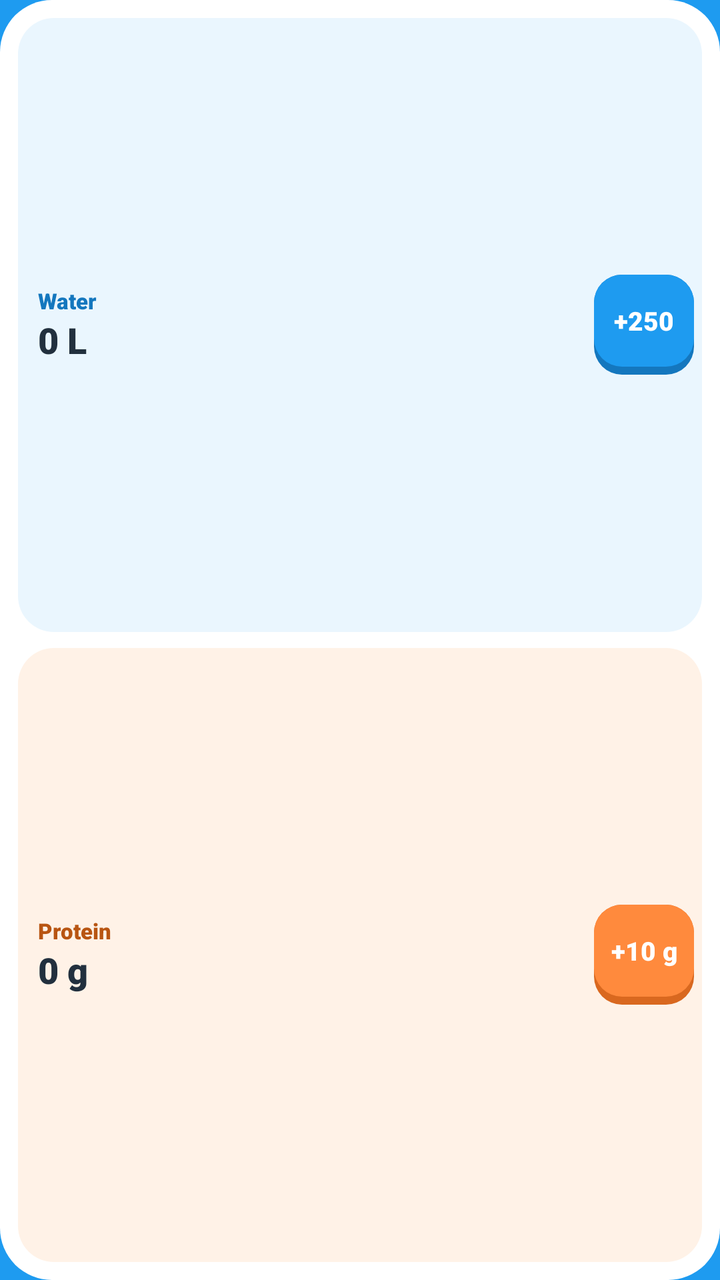
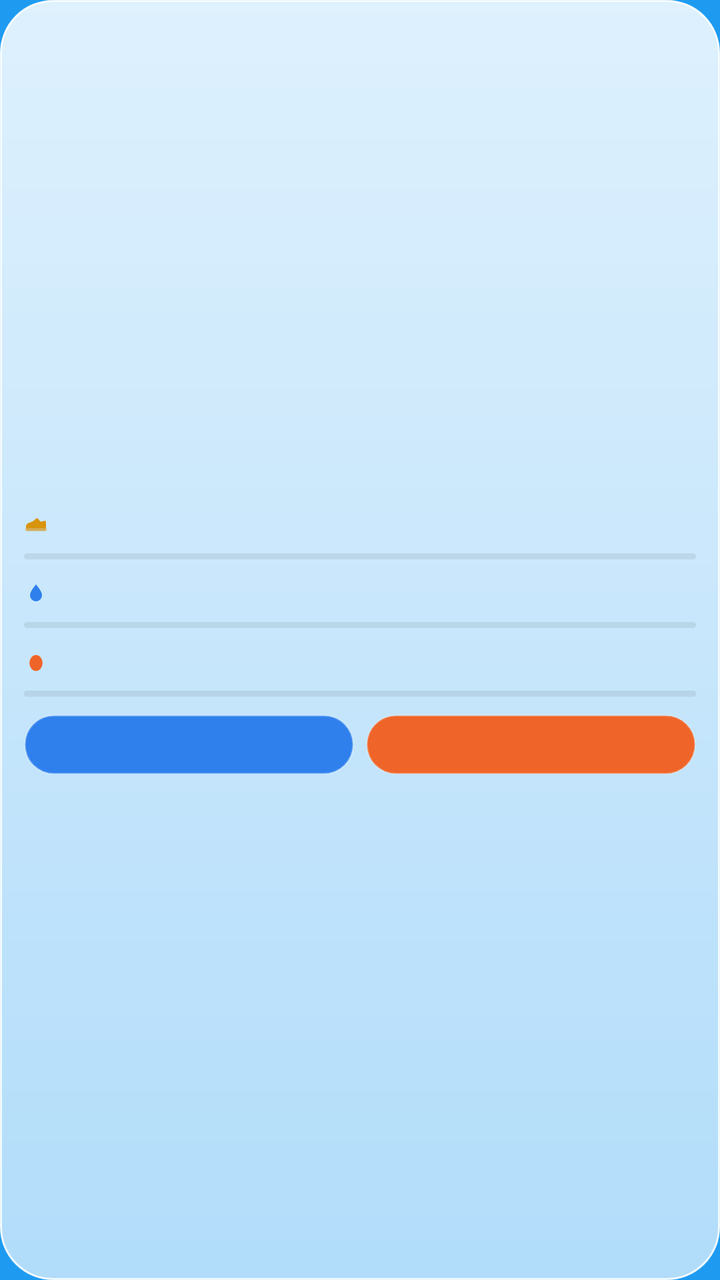

An Android layout rendered at two revisions. The XML below is the earlier revision; the diff shows what the commit changed to produce the second picture.
<!-- AndroidManifest.xml: application theme Theme.SipScoop -->
<!-- res/layout/widget_compact.xml -->
<?xml version="1.0" encoding="utf-8"?>
<FrameLayout xmlns:android="http://schemas.android.com/apk/res/android"
    android:id="@+id/widget_root"
    android:layout_width="match_parent"
    android:layout_height="match_parent">

<LinearLayout
    android:id="@+id/normal_group"
    android:layout_width="match_parent"
    android:layout_height="match_parent"
    android:background="@drawable/widget_bg"
    android:orientation="vertical"
    android:padding="9dp">

    <LinearLayout
        android:layout_width="match_parent"
        android:layout_height="0dp"
        android:layout_marginBottom="4dp"
        android:layout_weight="1"
        android:background="@drawable/widget_card_water"
        android:gravity="center_vertical"
        android:orientation="horizontal"
        android:paddingStart="10dp"
        android:paddingEnd="4dp">

        <LinearLayout
            android:layout_width="0dp"
            android:layout_height="wrap_content"
            android:layout_weight="1"
            android:orientation="vertical">

            <TextView
                android:layout_width="wrap_content"
                android:layout_height="wrap_content"
                android:fontFamily="sans-serif-black"
                android:text="@string/water"
                android:textColor="@color/blue_text"
                android:textSize="11sp" />

            <TextView
                android:id="@+id/water_value"
                android:layout_width="wrap_content"
                android:layout_height="wrap_content"
                android:fontFamily="sans-serif-black"
                android:maxLines="1"
                android:text="0 L"
                android:textColor="@color/ink"
                android:textSize="18sp" />
        </LinearLayout>

        <TextView
            android:id="@+id/water_add"
            android:layout_width="50dp"
            android:layout_height="50dp"
            android:background="@drawable/widget_btn_water"
            android:fontFamily="sans-serif-black"
            android:gravity="center"
            android:paddingBottom="4dp"
            android:text="+250"
            android:textColor="#FFFFFF"
            android:textSize="13sp" />
    </LinearLayout>

    <LinearLayout
        android:layout_width="match_parent"
        android:layout_height="0dp"
        android:layout_marginTop="4dp"
        android:layout_weight="1"
        android:background="@drawable/widget_card_protein"
        android:gravity="center_vertical"
        android:orientation="horizontal"
        android:paddingStart="10dp"
        android:paddingEnd="4dp">

        <LinearLayout
            android:layout_width="0dp"
            android:layout_height="wrap_content"
            android:layout_weight="1"
            android:orientation="vertical">

            <TextView
                android:layout_width="wrap_content"
                android:layout_height="wrap_content"
                android:fontFamily="sans-serif-black"
                android:text="@string/protein"
                android:textColor="@color/orange_text"
                android:textSize="11sp" />

            <TextView
                android:id="@+id/protein_value"
                android:layout_width="wrap_content"
                android:layout_height="wrap_content"
                android:fontFamily="sans-serif-black"
                android:maxLines="1"
                android:text="0 g"
                android:textColor="@color/ink"
                android:textSize="18sp" />
        </LinearLayout>

        <TextView
            android:id="@+id/protein_add"
            android:layout_width="50dp"
            android:layout_height="50dp"
            android:background="@drawable/widget_btn_protein"
            android:fontFamily="sans-serif-black"
            android:gravity="center"
            android:paddingBottom="4dp"
            android:text="+10 g"
            android:textColor="#FFFFFF"
            android:textSize="13sp" />
    </LinearLayout>
</LinearLayout>

    <LinearLayout
        android:id="@+id/done_group"
        android:layout_width="match_parent"
        android:layout_height="match_parent"
        android:background="@drawable/widget_bg_done"
        android:gravity="center"
        android:orientation="vertical"
        android:padding="10dp"
        android:visibility="gone">

        <ImageView
            android:layout_width="78dp"
            android:layout_height="72dp"
            android:contentDescription="@null"
            android:src="@drawable/widget_mascots" />

        <TextView
            android:layout_width="wrap_content"
            android:layout_height="wrap_content"
            android:layout_marginTop="4dp"
            android:fontFamily="sans-serif-black"
            android:gravity="center"
            android:text="@string/widget_done_short"
            android:textColor="@color/ink"
            android:textSize="15sp" />

        <TextView
            android:layout_width="wrap_content"
            android:layout_height="wrap_content"
            android:text="@string/widget_done_sub"
            android:textColor="@color/green_text"
            android:textSize="12sp"
            android:textStyle="bold" />
    </LinearLayout>
</FrameLayout>
<!-- resources referenced by this layout -->
<resources>
  <color name="blue_text">#1477BE</color>
  <color name="green_text">#2F7A1E</color>
  <color name="ink">#22303E</color>
  <color name="orange_text">#B85512</color>
  <!-- drawable widget_bg (drawable) -->
  <?xml version="1.0" encoding="utf-8"?>
  <shape xmlns:android="http://schemas.android.com/apk/res/android" android:shape="rectangle">
      <corners android:radius="26dp" />
      <solid android:color="@color/widget_surface" />
  </shape>
  <!-- drawable widget_bg_done (drawable) -->
  <?xml version="1.0" encoding="utf-8"?>
  <shape xmlns:android="http://schemas.android.com/apk/res/android" android:shape="rectangle">
      <corners android:radius="26dp" />
      <solid android:color="@color/widget_surface" />
      <stroke android:width="2dp" android:color="@color/widget_done_line" />
  </shape>
  <!-- drawable widget_btn_protein (drawable) -->
  <?xml version="1.0" encoding="utf-8"?>
  <selector xmlns:android="http://schemas.android.com/apk/res/android">
      <item android:state_pressed="true">
          <layer-list>
              <item android:top="3dp">
                  <shape android:shape="rectangle"><corners android:radius="14dp" /><solid android:color="@color/widget_protein_edge" /></shape>
              </item>
              <item android:top="3dp" android:bottom="1dp">
                  <shape android:shape="rectangle"><corners android:radius="14dp" /><solid android:color="#FF8A3D" /></shape>
              </item>
          </layer-list>
      </item>
      <item>
          <layer-list>
              <item>
                  <shape android:shape="rectangle"><corners android:radius="14dp" /><solid android:color="@color/widget_protein_edge" /></shape>
              </item>
              <item android:bottom="4dp">
                  <shape android:shape="rectangle"><corners android:radius="14dp" /><solid android:color="#FF8A3D" /></shape>
              </item>
          </layer-list>
      </item>
  </selector>
  <!-- drawable widget_btn_water (drawable) -->
  <?xml version="1.0" encoding="utf-8"?>
  <selector xmlns:android="http://schemas.android.com/apk/res/android">
      <item android:state_pressed="true">
          <layer-list>
              <item android:top="3dp">
                  <shape android:shape="rectangle"><corners android:radius="14dp" /><solid android:color="@color/widget_water_edge" /></shape>
              </item>
              <item android:top="3dp" android:bottom="1dp">
                  <shape android:shape="rectangle"><corners android:radius="14dp" /><solid android:color="#1E9BF0" /></shape>
              </item>
          </layer-list>
      </item>
      <item>
          <layer-list>
              <item>
                  <shape android:shape="rectangle"><corners android:radius="14dp" /><solid android:color="@color/widget_water_edge" /></shape>
              </item>
              <item android:bottom="4dp">
                  <shape android:shape="rectangle"><corners android:radius="14dp" /><solid android:color="#1E9BF0" /></shape>
              </item>
          </layer-list>
      </item>
  </selector>
  <!-- drawable widget_card_protein (drawable) -->
  <?xml version="1.0" encoding="utf-8"?>
  <shape xmlns:android="http://schemas.android.com/apk/res/android" android:shape="rectangle">
      <corners android:radius="18dp" />
      <solid android:color="@color/widget_protein_card" />
  </shape>
  <!-- drawable widget_card_water (drawable) -->
  <?xml version="1.0" encoding="utf-8"?>
  <shape xmlns:android="http://schemas.android.com/apk/res/android" android:shape="rectangle">
      <corners android:radius="18dp" />
      <solid android:color="@color/widget_water_card" />
  </shape>
  <!-- drawable widget_mascots (drawable) -->
  <?xml version="1.0" encoding="utf-8"?>
  <vector xmlns:android="http://schemas.android.com/apk/res/android"
      android:width="104dp"
      android:height="96dp"
      android:viewportWidth="344"
      android:viewportHeight="366">
      <group android:translateX="-100" android:translateY="-56">
          <path android:fillColor="#1E9BF0" android:pathData="M226,66 C226,66 112,200 112,292 A114,114 0 0,0 340,292 C340,200 226,66 226,66 Z" />
          <path android:strokeColor="#17324D" android:strokeWidth="12" android:strokeLineCap="round" android:pathData="M178,282 Q192,264 206,282 M248,282 Q262,264 276,282" />
          <path android:fillColor="#17324D" android:pathData="M198,310 Q227,350 256,310 Z" />
          <path android:fillColor="#FFB3C1" android:pathData="M150,314 a14,8 0 1,0 28,0 a14,8 0 1,0 -28,0 M276,314 a14,8 0 1,0 28,0 a14,8 0 1,0 -28,0" />
          <path android:fillColor="#FF8A3D" android:strokeColor="@color/widget_surface" android:strokeWidth="12" android:pathData="M384,282 C356,282 336,332 336,364 A48,48 0 0,0 432,364 C432,332 412,282 384,282 Z" />
          <path android:strokeColor="#17324D" android:strokeWidth="6" android:strokeLineCap="round" android:pathData="M362,350 Q370,340 378,350 M390,350 Q398,340 406,350 M372,368 Q384,382 396,368" />
      </group>
  </vector>
  <string name="protein">Protein</string>
  <string name="water">Water</string>
  <string name="widget_done_short">Goals done today!</string>
  <string name="widget_done_sub">See you tomorrow</string>
  <color name="widget_surface">#FFFFFF</color>
  <color name="widget_done_line">#BFE8B4</color>
  <color name="widget_protein_edge">#D9681F</color>
  <color name="widget_water_edge">#1477BE</color>
  <color name="widget_protein_card">#FFF2E7</color>
  <color name="widget_water_card">#EAF6FE</color>
  <!-- unchanged entries left out for length: 2 -->
</resources>

<!-- the commit's change to res/layout/widget_compact.xml (unified diff, before → after) -->
@@ -2,147 +2,207 @@
 <FrameLayout xmlns:android="http://schemas.android.com/apk/res/android"
     android:id="@+id/widget_root"
     android:layout_width="match_parent"
-    android:layout_height="match_parent">
-
-<LinearLayout
-    android:id="@+id/normal_group"
-    android:layout_width="match_parent"
     android:layout_height="match_parent"
-    android:background="@drawable/widget_bg"
-    android:orientation="vertical"
-    android:padding="9dp">
+    android:background="@drawable/widget_glass"
+    android:padding="12dp">
 
     <LinearLayout
+        android:id="@+id/normal_group"
         android:layout_width="match_parent"
-        android:layout_height="0dp"
-        android:layout_marginBottom="4dp"
-        android:layout_weight="1"
-        android:background="@drawable/widget_card_water"
+        android:layout_height="match_parent"
         android:gravity="center_vertical"
-        android:orientation="horizontal"
-        android:paddingStart="10dp"
-        android:paddingEnd="4dp">
-
-        <LinearLayout
-            android:layout_width="0dp"
-            android:layout_height="wrap_content"
-            android:layout_weight="1"
-            android:orientation="vertical">
-
-            <TextView
-                android:layout_width="wrap_content"
-                android:layout_height="wrap_content"
-                android:fontFamily="sans-serif-black"
-                android:text="@string/water"
-                android:textColor="@color/blue_text"
+        android:orientation="vertical">
+
+        <LinearLayout
+            android:layout_width="match_parent"
+            android:layout_height="wrap_content"
+            android:gravity="center_vertical"
+            android:orientation="horizontal">
+
+            <ImageView
+                android:layout_width="12dp"
+                android:layout_height="12dp"
+                android:layout_marginEnd="5dp"
+                android:src="@drawable/widget_ic_shoe" />
+
+            <TextView
+                android:id="@+id/steps_value"
+                android:layout_width="wrap_content"
+                android:layout_height="wrap_content"
+                android:fontFamily="sans-serif-medium"
+                android:maxLines="1"
+                android:textColor="@color/widget_ink"
+                android:textSize="15sp"
+                android:textStyle="bold" />
+
+            <TextView
+                android:id="@+id/steps_goal"
+                android:layout_width="wrap_content"
+                android:layout_height="wrap_content"
+                android:layout_marginStart="4dp"
+                android:maxLines="1"
+                android:textColor="@color/widget_faint"
                 android:textSize="11sp" />
+        </LinearLayout>
+
+        <ProgressBar
+            android:id="@+id/steps_bar"
+            style="@android:style/Widget.ProgressBar.Horizontal"
+            android:layout_width="match_parent"
+            android:layout_height="3dp"
+            android:layout_marginTop="4dp"
+            android:layout_marginBottom="7dp"
+            android:max="100"
+            android:progressDrawable="@drawable/widget_bar_steps" />
+
+        <LinearLayout
+            android:layout_width="match_parent"
+            android:layout_height="wrap_content"
+            android:gravity="center_vertical"
+            android:orientation="horizontal">
+
+            <ImageView
+                android:layout_width="12dp"
+                android:layout_height="12dp"
+                android:layout_marginEnd="5dp"
+                android:src="@drawable/widget_ic_drop" />
 
             <TextView
                 android:id="@+id/water_value"
                 android:layout_width="wrap_content"
                 android:layout_height="wrap_content"
-                android:fontFamily="sans-serif-black"
-                android:maxLines="1"
-                android:text="0 L"
-                android:textColor="@color/ink"
-                android:textSize="18sp" />
-        </LinearLayout>
-
-        <TextView
-            android:id="@+id/water_add"
-            android:layout_width="50dp"
-            android:layout_height="50dp"
-            android:background="@drawable/widget_btn_water"
-            android:fontFamily="sans-serif-black"
-            android:gravity="center"
-            android:paddingBottom="4dp"
-            android:text="+250"
-            android:textColor="#FFFFFF"
-            android:textSize="13sp" />
+                android:fontFamily="sans-serif-medium"
+                android:maxLines="1"
+                android:textColor="@color/widget_ink"
+                android:textSize="15sp"
+                android:textStyle="bold" />
+
+            <TextView
+                android:id="@+id/water_goal"
+                android:layout_width="wrap_content"
+                android:layout_height="wrap_content"
+                android:layout_marginStart="4dp"
+                android:maxLines="1"
+                android:textColor="@color/widget_faint"
+                android:textSize="11sp" />
+        </LinearLayout>
+
+        <ProgressBar
+            android:id="@+id/water_bar"
+            style="@android:style/Widget.ProgressBar.Horizontal"
+            android:layout_width="match_parent"
+            android:layout_height="3dp"
+            android:layout_marginTop="4dp"
+            android:layout_marginBottom="7dp"
+            android:max="100"
+            android:progressDrawable="@drawable/widget_bar_water" />
+
+        <LinearLayout
+            android:layout_width="match_parent"
+            android:layout_height="wrap_content"
+            android:gravity="center_vertical"
+            android:orientation="horizontal">
+
+            <ImageView
+                android:layout_width="12dp"
+                android:layout_height="12dp"
+                android:layout_marginEnd="5dp"
+                android:src="@drawable/widget_ic_egg" />
+
+            <TextView
+                android:id="@+id/protein_value"
+                android:layout_width="wrap_content"
+                android:layout_height="wrap_content"
+                android:fontFamily="sans-serif-medium"
+                android:maxLines="1"
+                android:textColor="@color/widget_ink"
+                android:textSize="15sp"
+                android:textStyle="bold" />
+
+            <TextView
+                android:id="@+id/protein_goal"
+                android:layout_width="wrap_content"
+                android:layout_height="wrap_content"
+                android:layout_marginStart="4dp"
+                android:maxLines="1"
+                android:textColor="@color/widget_faint"
+                android:textSize="11sp" />
+        </LinearLayout>
+
+        <ProgressBar
+            android:id="@+id/protein_bar"
+            style="@android:style/Widget.ProgressBar.Horizontal"
+            android:layout_width="match_parent"
+            android:layout_height="3dp"
+            android:layout_marginTop="4dp"
+            android:layout_marginBottom="7dp"
+            android:max="100"
+            android:progressDrawable="@drawable/widget_bar_protein" />
+
+        <LinearLayout
+            android:layout_width="match_parent"
+            android:layout_height="30dp"
+            android:layout_marginTop="2dp"
+            android:orientation="horizontal">
+
+            <TextView
+                android:id="@+id/water_add"
+                android:layout_width="0dp"
+                android:layout_height="match_parent"
+                android:layout_marginEnd="6dp"
+                android:layout_weight="1"
+                android:background="@drawable/widget_pill_water"
+                android:fontFamily="sans-serif-medium"
+                android:gravity="center"
+                android:maxLines="1"
+                android:textColor="#FFFFFF"
+                android:textSize="13sp" />
+
+            <TextView
+                android:id="@+id/protein_add"
+                android:layout_width="0dp"
+                android:layout_height="match_parent"
+                android:layout_weight="1"
+                android:background="@drawable/widget_pill_protein"
+                android:fontFamily="sans-serif-medium"
+                android:gravity="center"
+                android:maxLines="1"
+                android:textColor="#FFFFFF"
+                android:textSize="13sp" />
+        </LinearLayout>
     </LinearLayout>
-
-    <LinearLayout
-        android:layout_width="match_parent"
-        android:layout_height="0dp"
-        android:layout_marginTop="4dp"
-        android:layout_weight="1"
-        android:background="@drawable/widget_card_protein"
-        android:gravity="center_vertical"
-        android:orientation="horizontal"
-        android:paddingStart="10dp"
-        android:paddingEnd="4dp">
-
-        <LinearLayout
-            android:layout_width="0dp"
-            android:layout_height="wrap_content"
-            android:layout_weight="1"
-            android:orientation="vertical">
-
-            <TextView
-                android:layout_width="wrap_content"
-                android:layout_height="wrap_content"
-                android:fontFamily="sans-serif-black"
-                android:text="@string/protein"
-                android:textColor="@color/orange_text"
-                android:textSize="11sp" />
-
-            <TextView
-                android:id="@+id/protein_value"
-                android:layout_width="wrap_content"
-                android:layout_height="wrap_content"
-                android:fontFamily="sans-serif-black"
-                android:maxLines="1"
-                android:text="0 g"
-                android:textColor="@color/ink"
-                android:textSize="18sp" />
-        </LinearLayout>
-
-        <TextView
-            android:id="@+id/protein_add"
-            android:layout_width="50dp"
-            android:layout_height="50dp"
-            android:background="@drawable/widget_btn_protein"
-            android:fontFamily="sans-serif-black"
-            android:gravity="center"
-            android:paddingBottom="4dp"
-            android:text="+10 g"
-            android:textColor="#FFFFFF"
-            android:textSize="13sp" />
-    </LinearLayout>
-</LinearLayout>
 
     <LinearLayout
         android:id="@+id/done_group"
         android:layout_width="match_parent"
         android:layout_height="match_parent"
-        android:background="@drawable/widget_bg_done"
         android:gravity="center"
         android:orientation="vertical"
-        android:padding="10dp"
         android:visibility="gone">
 
         <ImageView
-            android:layout_width="78dp"
-            android:layout_height="72dp"
+            android:id="@+id/done_rings"
+            android:layout_width="64dp"
+            android:layout_height="64dp"
             android:contentDescription="@null"
-            android:src="@drawable/widget_mascots" />
+            android:src="@drawable/widget_rings_preview" />
 
         <TextView
             android:layout_width="wrap_content"
             android:layout_height="wrap_content"
-            android:layout_marginTop="4dp"
-            android:fontFamily="sans-serif-black"
-            android:gravity="center"
+            android:layout_marginTop="8dp"
+            android:fontFamily="sans-serif-medium"
             android:text="@string/widget_done_short"
-            android:textColor="@color/ink"
-            android:textSize="15sp" />
+            android:textColor="@color/widget_ink"
+            android:textSize="14sp"
+            android:textStyle="bold" />
 
         <TextView
+            android:id="@+id/done_streak"
             android:layout_width="wrap_content"
             android:layout_height="wrap_content"
-            android:text="@string/widget_done_sub"
-            android:textColor="@color/green_text"
-            android:textSize="12sp"
-            android:textStyle="bold" />
+            android:layout_marginTop="2dp"
+            android:textColor="@color/widget_muted"
+            android:textSize="11sp" />
     </LinearLayout>
 </FrameLayout>
<!-- resource entries referenced after the edit -->
@@ -1,108 +1,101 @@
 <!-- resources referenced by this layout -->
 <resources>
-  <color name="blue_text">#1477BE</color>
-  <color name="green_text">#2F7A1E</color>
-  <color name="ink">#22303E</color>
-  <color name="orange_text">#B85512</color>
-  <!-- drawable widget_bg (drawable) -->
+  <color name="widget_faint">#660F1318</color>
+  <color name="widget_ink">#0F1318</color>
+  <color name="widget_muted">#940F1318</color>
+  <!-- drawable widget_bar_protein (drawable) -->
+  <?xml version="1.0" encoding="utf-8"?>
+  <layer-list xmlns:android="http://schemas.android.com/apk/res/android">
+      <item android:id="@android:id/background">
+          <shape android:shape="rectangle"><corners android:radius="4dp" /><solid android:color="@color/widget_track" /></shape>
+      </item>
+      <item android:id="@android:id/progress">
+          <scale android:scaleWidth="100%">
+              <shape android:shape="rectangle"><corners android:radius="4dp" /><solid android:color="@color/widget_orange" /></shape>
+          </scale>
+      </item>
+  </layer-list>
+  <!-- drawable widget_bar_steps (drawable) -->
+  <?xml version="1.0" encoding="utf-8"?>
+  <layer-list xmlns:android="http://schemas.android.com/apk/res/android">
+      <item android:id="@android:id/background">
+          <shape android:shape="rectangle"><corners android:radius="4dp" /><solid android:color="@color/widget_track" /></shape>
+      </item>
+      <item android:id="@android:id/progress">
+          <scale android:scaleWidth="100%">
+              <shape android:shape="rectangle"><corners android:radius="4dp" /><solid android:color="@color/widget_gold" /></shape>
+          </scale>
+      </item>
+  </layer-list>
+  <!-- drawable widget_bar_water (drawable) -->
+  <?xml version="1.0" encoding="utf-8"?>
+  <layer-list xmlns:android="http://schemas.android.com/apk/res/android">
+      <item android:id="@android:id/background">
+          <shape android:shape="rectangle"><corners android:radius="4dp" /><solid android:color="@color/widget_track" /></shape>
+      </item>
+      <item android:id="@android:id/progress">
+          <scale android:scaleWidth="100%">
+              <shape android:shape="rectangle"><corners android:radius="4dp" /><solid android:color="@color/widget_blue" /></shape>
+          </scale>
+      </item>
+  </layer-list>
+  <!-- drawable widget_glass (drawable) -->
   <?xml version="1.0" encoding="utf-8"?>
   <shape xmlns:android="http://schemas.android.com/apk/res/android" android:shape="rectangle">
       <corners android:radius="26dp" />
-      <solid android:color="@color/widget_surface" />
+      <gradient android:angle="270" android:startColor="@color/widget_glass_top" android:endColor="@color/widget_glass_bottom" />
+      <stroke android:width="1dp" android:color="@color/widget_glass_edge" />
   </shape>
-  <!-- drawable widget_bg_done (drawable) -->
-  <?xml version="1.0" encoding="utf-8"?>
-  <shape xmlns:android="http://schemas.android.com/apk/res/android" android:shape="rectangle">
-      <corners android:radius="26dp" />
-      <solid android:color="@color/widget_surface" />
-      <stroke android:width="2dp" android:color="@color/widget_done_line" />
-  </shape>
-  <!-- drawable widget_btn_protein (drawable) -->
+  <!-- drawable widget_ic_drop (drawable) -->
+  <vector xmlns:android="http://schemas.android.com/apk/res/android" android:width="24dp" android:height="24dp" android:viewportWidth="24" android:viewportHeight="24">
+      <path android:fillColor="@color/widget_blue" android:pathData="M12,3C9,7 6,10.5 6,14a6,6 0,0 0,12 0c0,-3.5 -3,-7 -6,-11Z" />
+  </vector>
+  <!-- drawable widget_ic_egg (drawable) -->
+  <vector xmlns:android="http://schemas.android.com/apk/res/android" android:width="24dp" android:height="24dp" android:viewportWidth="24" android:viewportHeight="24">
+      <path android:fillColor="@color/widget_orange" android:pathData="M12,5a6.5,8 0,1 0,0.01 0Z" />
+  </vector>
+  <!-- drawable widget_ic_shoe (drawable) -->
+  <vector xmlns:android="http://schemas.android.com/apk/res/android" android:width="24dp" android:height="24dp" android:viewportWidth="24" android:viewportHeight="24">
+      <path android:fillColor="@color/widget_gold" android:pathData="M22,15.5V9.6C22,8.6 21.1,7.9 20.1,8.2L17.8,8.9C17,9.1 16.2,8.8 15.7,8.2L14,6C13.5,5.4 12.6,5.4 12.1,5.9C10.4,7.8 8.2,9.2 5.7,9.9C3.5,10.5 2,11.9 2,13.7V15.5Z" />
+      <path android:fillColor="@color/widget_gold" android:fillAlpha="0.7" android:pathData="M3.3,15H20.7A1.7,1.7 0,0 1,20.7 18.4H3.3A1.7,1.7 0,0 1,3.3 15Z" />
+  </vector>
+  <!-- drawable widget_pill_protein (drawable) -->
   <?xml version="1.0" encoding="utf-8"?>
   <selector xmlns:android="http://schemas.android.com/apk/res/android">
       <item android:state_pressed="true">
-          <layer-list>
-              <item android:top="3dp">
-                  <shape android:shape="rectangle"><corners android:radius="14dp" /><solid android:color="@color/widget_protein_edge" /></shape>
-              </item>
-              <item android:top="3dp" android:bottom="1dp">
-                  <shape android:shape="rectangle"><corners android:radius="14dp" /><solid android:color="#FF8A3D" /></shape>
-              </item>
-          </layer-list>
+          <shape android:shape="rectangle"><corners android:radius="999dp" /><solid android:color="@color/widget_orange" /><stroke android:width="1dp" android:color="#59FFFFFF" /></shape>
       </item>
       <item>
-          <layer-list>
-              <item>
-                  <shape android:shape="rectangle"><corners android:radius="14dp" /><solid android:color="@color/widget_protein_edge" /></shape>
-              </item>
-              <item android:bottom="4dp">
-                  <shape android:shape="rectangle"><corners android:radius="14dp" /><solid android:color="#FF8A3D" /></shape>
-              </item>
-          </layer-list>
+          <shape android:shape="rectangle"><corners android:radius="999dp" /><solid android:color="@color/widget_orange" /><stroke android:width="1dp" android:color="#33FFFFFF" /></shape>
       </item>
   </selector>
-  <!-- drawable widget_btn_water (drawable) -->
+  <!-- drawable widget_pill_water (drawable) -->
   <?xml version="1.0" encoding="utf-8"?>
   <selector xmlns:android="http://schemas.android.com/apk/res/android">
       <item android:state_pressed="true">
-          <layer-list>
-              <item android:top="3dp">
-                  <shape android:shape="rectangle"><corners android:radius="14dp" /><solid android:color="@color/widget_water_edge" /></shape>
-              </item>
-              <item android:top="3dp" android:bottom="1dp">
-                  <shape android:shape="rectangle"><corners android:radius="14dp" /><solid android:color="#1E9BF0" /></shape>
-              </item>
-          </layer-list>
+          <shape android:shape="rectangle"><corners android:radius="999dp" /><solid android:color="@color/widget_blue" /><stroke android:width="1dp" android:color="#59FFFFFF" /></shape>
       </item>
       <item>
-          <layer-list>
-              <item>
-                  <shape android:shape="rectangle"><corners android:radius="14dp" /><solid android:color="@color/widget_water_edge" /></shape>
-              </item>
-              <item android:bottom="4dp">
-                  <shape android:shape="rectangle"><corners android:radius="14dp" /><solid android:color="#1E9BF0" /></shape>
-              </item>
-          </layer-list>
+          <shape android:shape="rectangle"><corners android:radius="999dp" /><solid android:color="@color/widget_blue" /><stroke android:width="1dp" android:color="#33FFFFFF" /></shape>
       </item>
   </selector>
-  <!-- drawable widget_card_protein (drawable) -->
-  <?xml version="1.0" encoding="utf-8"?>
-  <shape xmlns:android="http://schemas.android.com/apk/res/android" android:shape="rectangle">
-      <corners android:radius="18dp" />
-      <solid android:color="@color/widget_protein_card" />
-  </shape>
-  <!-- drawable widget_card_water (drawable) -->
-  <?xml version="1.0" encoding="utf-8"?>
-  <shape xmlns:android="http://schemas.android.com/apk/res/android" android:shape="rectangle">
-      <corners android:radius="18dp" />
-      <solid android:color="@color/widget_water_card" />
-  </shape>
-  <!-- drawable widget_mascots (drawable) -->
-  <?xml version="1.0" encoding="utf-8"?>
-  <vector xmlns:android="http://schemas.android.com/apk/res/android"
-      android:width="104dp"
-      android:height="96dp"
-      android:viewportWidth="344"
-      android:viewportHeight="366">
-      <group android:translateX="-100" android:translateY="-56">
-          <path android:fillColor="#1E9BF0" android:pathData="M226,66 C226,66 112,200 112,292 A114,114 0 0,0 340,292 C340,200 226,66 226,66 Z" />
-          <path android:strokeColor="#17324D" android:strokeWidth="12" android:strokeLineCap="round" android:pathData="M178,282 Q192,264 206,282 M248,282 Q262,264 276,282" />
-          <path android:fillColor="#17324D" android:pathData="M198,310 Q227,350 256,310 Z" />
-          <path android:fillColor="#FFB3C1" android:pathData="M150,314 a14,8 0 1,0 28,0 a14,8 0 1,0 -28,0 M276,314 a14,8 0 1,0 28,0 a14,8 0 1,0 -28,0" />
-          <path android:fillColor="#FF8A3D" android:strokeColor="@color/widget_surface" android:strokeWidth="12" android:pathData="M384,282 C356,282 336,332 336,364 A48,48 0 0,0 432,364 C432,332 412,282 384,282 Z" />
-          <path android:strokeColor="#17324D" android:strokeWidth="6" android:strokeLineCap="round" android:pathData="M362,350 Q370,340 378,350 M390,350 Q398,340 406,350 M372,368 Q384,382 396,368" />
-      </group>
+  <!-- drawable widget_rings_preview (drawable) -->
+  <vector xmlns:android="http://schemas.android.com/apk/res/android" android:width="100dp" android:height="100dp" android:viewportWidth="100" android:viewportHeight="100">
+      <path android:strokeColor="@color/widget_track" android:strokeWidth="9" android:pathData="M50,6A44,44 0,1 1,49.99 6" />
+      <path android:strokeColor="@color/widget_track" android:strokeWidth="9" android:pathData="M50,17A33,33 0,1 1,49.99 17" />
+      <path android:strokeColor="@color/widget_track" android:strokeWidth="9" android:pathData="M50,28A22,22 0,1 1,49.99 28" />
+      <path android:strokeColor="@color/widget_gold" android:strokeWidth="9" android:strokeLineCap="round" android:trimPathEnd="0.78" android:pathData="M50,6A44,44 0,1 1,49.99 6" />
+      <path android:strokeColor="@color/widget_blue" android:strokeWidth="9" android:strokeLineCap="round" android:trimPathEnd="0.58" android:pathData="M50,17A33,33 0,1 1,49.99 17" />
+      <path android:strokeColor="@color/widget_orange" android:strokeWidth="9" android:strokeLineCap="round" android:trimPathEnd="0.70" android:pathData="M50,28A22,22 0,1 1,49.99 28" />
   </vector>
-  <string name="protein">Protein</string>
-  <string name="water">Water</string>
-  <string name="widget_done_short">Goals done today!</string>
-  <string name="widget_done_sub">See you tomorrow</string>
-  <color name="widget_surface">#FFFFFF</color>
-  <color name="widget_done_line">#BFE8B4</color>
-  <color name="widget_protein_edge">#D9681F</color>
-  <color name="widget_water_edge">#1477BE</color>
-  <color name="widget_protein_card">#FFF2E7</color>
-  <color name="widget_water_card">#EAF6FE</color>
+  <string name="widget_done_short">All done today</string>
+  <color name="widget_track">#140F1318</color>
+  <color name="widget_orange">#EF6428</color>
+  <color name="widget_gold">#D9940E</color>
+  <color name="widget_blue">#2F80ED</color>
+  <color name="widget_glass_top">#D9FFFFFF</color>
+  <color name="widget_glass_bottom">#A6FFFFFF</color>
+  <color name="widget_glass_edge">#E6FFFFFF</color>
   <!-- unchanged entries left out for length: 2 -->
 </resources>
 
